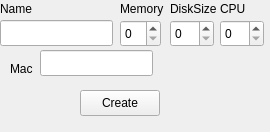
Qt form yun_manager_client/definedetail.ui (jasonlinuxzhang/cloud_manager_client) before a commit.
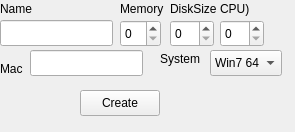
The same form after that commit.

Diff of the .ui file:
```diff
--- a/yun_manager_client/definedetail.ui
+++ b/yun_manager_client/definedetail.ui
@@ -6,7 +6,7 @@
    <rect>
     <x>0</x>
     <y>0</y>
-    <width>270</width>
+    <width>295</width>
     <height>132</height>
    </rect>
   </property>
@@ -62,7 +62,7 @@
     </rect>
    </property>
    <property name="text">
-    <string>CPU</string>
+    <string>CPU)</string>
    </property>
   </widget>
   <widget class="QLabel" name="label_6">
@@ -121,7 +121,7 @@
   <widget class="QLabel" name="label_3">
    <property name="geometry">
     <rect>
-     <x>10</x>
+     <x>0</x>
      <y>60</y>
      <width>31</width>
      <height>18</height>
@@ -134,13 +134,51 @@
   <widget class="QLineEdit" name="lineEditMac">
    <property name="geometry">
     <rect>
-     <x>40</x>
+     <x>30</x>
      <y>50</y>
      <width>113</width>
      <height>26</height>
     </rect>
    </property>
   </widget>
+  <widget class="QComboBox" name="comboBoxSystem">
+   <property name="geometry">
+    <rect>
+     <x>210</x>
+     <y>50</y>
+     <width>72</width>
+     <height>26</height>
+    </rect>
+   </property>
+   <item>
+    <property name="text">
+     <string>Win7 64</string>
+    </property>
+   </item>
+   <item>
+    <property name="text">
+     <string>Ubuntu 64</string>
+    </property>
+   </item>
+   <item>
+    <property name="text">
+     <string>Centos7.0 64</string>
+    </property>
+   </item>
+  </widget>
+  <widget class="QLabel" name="label_4">
+   <property name="geometry">
+    <rect>
+     <x>160</x>
+     <y>50</y>
+     <width>41</width>
+     <height>18</height>
+    </rect>
+   </property>
+   <property name="text">
+    <string>System</string>
+   </property>
+  </widget>
  </widget>
  <resources/>
  <connections/>
```
